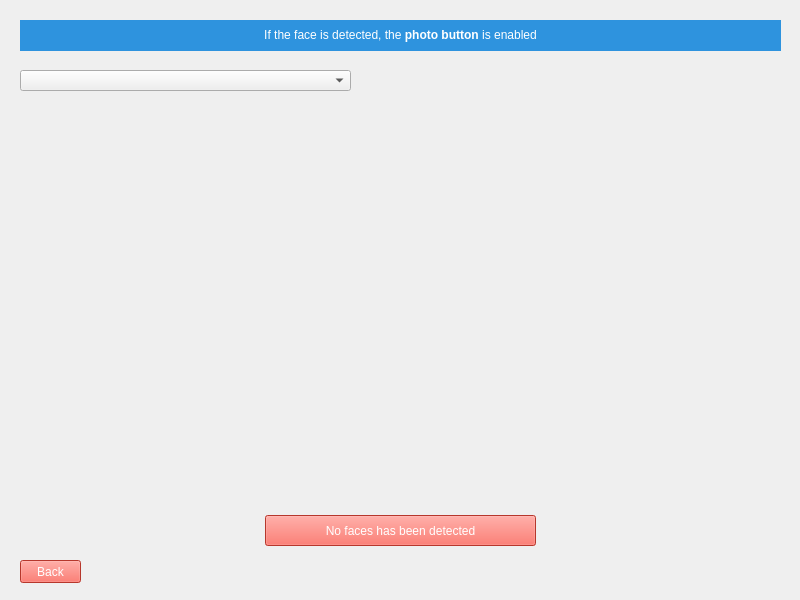
The window that LeonCam/NewPhoto.ui (kazimierczak-robert/LeonCam) describes before a commit, drawn with Qt 5.
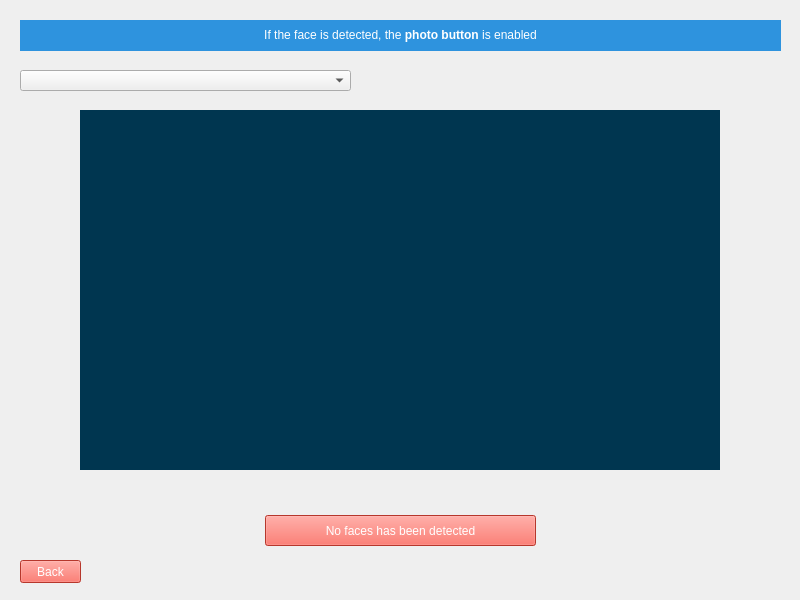
The same window after the commit. Icons and pictures are not drawn.

```diff
--- a/LeonCam/NewPhoto.ui
+++ b/LeonCam/NewPhoto.ui
@@ -310,6 +310,23 @@
    </property>
    <layout class="QVBoxLayout" name="verticalLayout"/>
   </widget>
+  <widget class="QLabel" name="LView">
+   <property name="geometry">
+    <rect>
+     <x>80</x>
+     <y>110</y>
+     <width>640</width>
+     <height>360</height>
+    </rect>
+   </property>
+   <property name="styleSheet">
+    <string notr="true">color: rgb(255, 255, 255);
+background-color: rgb(0, 54, 80);</string>
+   </property>
+   <property name="text">
+    <string>&lt;html&gt;&lt;head/&gt;&lt;body&gt;&lt;p align=&quot;center&quot;&gt;&lt;br/&gt;&lt;/p&gt;&lt;/body&gt;&lt;/html&gt;</string>
+   </property>
+  </widget>
   <widget class="QPushButton" name="PWarning">
    <property name="geometry">
     <rect>
```
Left out of the diff: 13 changed lines with no effect on the pictures.
